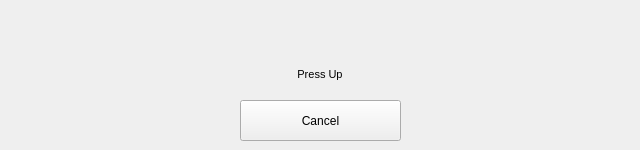
Qt form AntSnesQt/keyconfigdialog.ui (Summeli/AntSnes) before a commit.
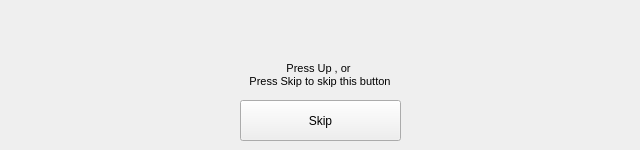
The same form after that commit.

Diff of the .ui file:
```diff
--- a/AntSnesQt/keyconfigdialog.ui
+++ b/AntSnesQt/keyconfigdialog.ui
@@ -35,7 +35,8 @@
 &lt;html>&lt;head>&lt;meta name="qrichtext" content="1" />&lt;style type="text/css">
 p, li { white-space: pre-wrap; }
 &lt;/style>&lt;/head>&lt;body style=" font-family:'MS Shell Dlg 2'; font-size:8.25pt; font-weight:400; font-style:normal;">
-&lt;p align="center" style=" margin-top:0px; margin-bottom:0px; margin-left:0px; margin-right:0px; -qt-block-indent:0; text-indent:0px; font-size:8pt;">Press Up&lt;/p>&lt;/body>&lt;/html></string>
+&lt;p align="center" style=" margin-top:0px; margin-bottom:0px; margin-left:0px; margin-right:0px; -qt-block-indent:0; text-indent:0px; font-size:8pt;">Press Up , or &lt;/p>
+&lt;p align="center" style=" margin-top:0px; margin-bottom:0px; margin-left:0px; margin-right:0px; -qt-block-indent:0; text-indent:0px; font-size:8pt;">Press Skip to skip this button&lt;/p>&lt;/body>&lt;/html></string>
    </property>
    <property name="alignment" >
     <set>Qt::AlignCenter</set>
@@ -51,7 +52,7 @@
     </rect>
    </property>
    <property name="text" >
-    <string>Cancel</string>
+    <string>Skip</string>
    </property>
   </widget>
  </widget>
```
